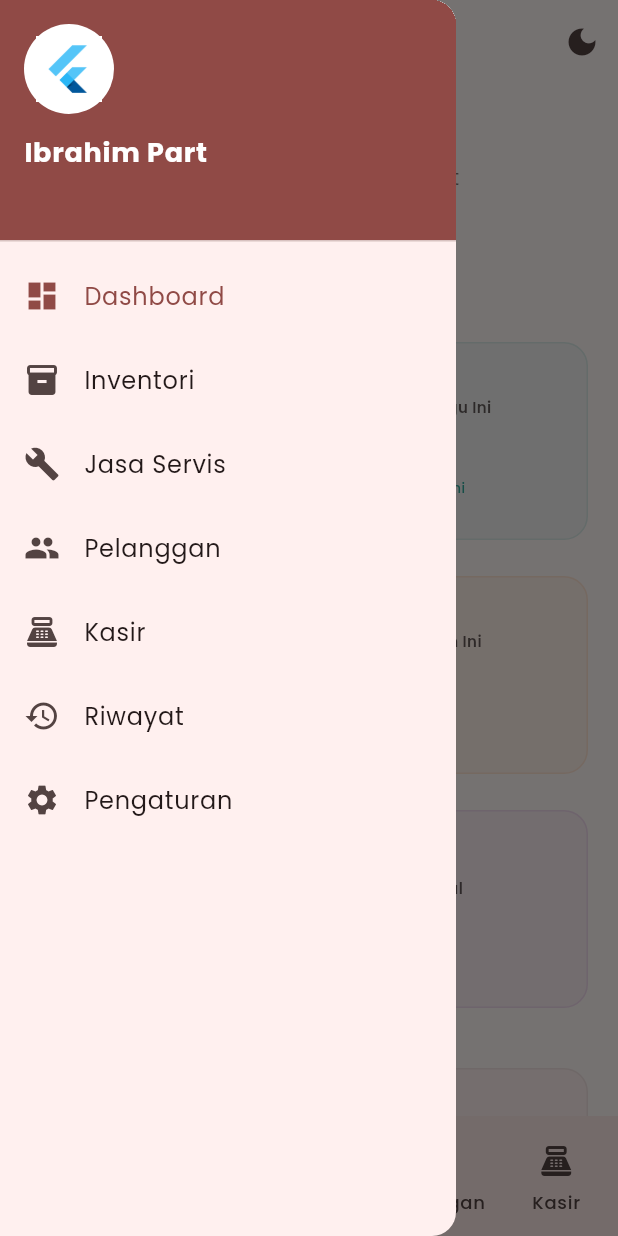
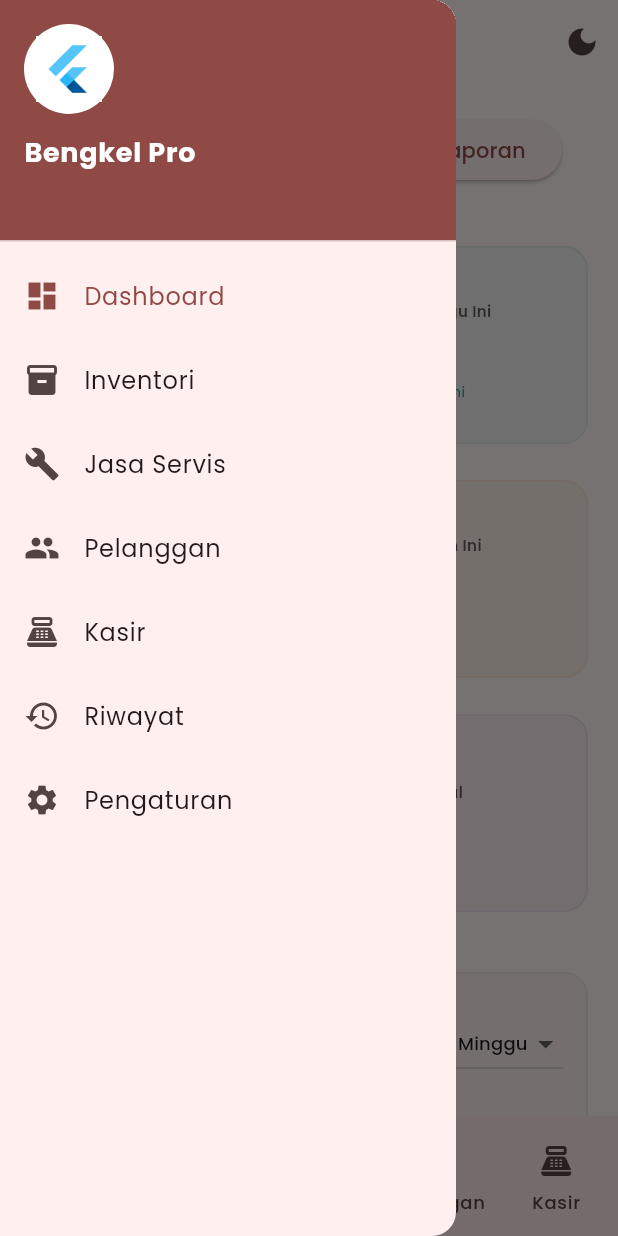
Before and after one commit to mountalgoid/kasirmotor, a Flutter app: the screen it shows after launch, with the side drawer open, on a phone screen of 412 x 824 dp. Run offline on Flutter 3.47's test engine with Material 3 defaults, Android fonts, the phone set to English and light mode, and no system bars; our stand-ins replace fl_chart, google_fonts, image_picker, pdf, printing, shared_preferences; accounts and stored records are empty.

Commit message:
feat: enhance dashboard metrics and implement "Bengkel Pro" branding
- Updated Dashboard cards with real-time Cash vs. Transfer breakdowns and average transaction values.
- Rebranded application from "Ibrahim Part" to "Bengkel Pro" across Splash, AppBar, and Sidebar.
- Integrated official logo asset in branding elements.
- Improved mobile responsiveness for all data tables using nested scroll views.
- Fixed missing customer selector in mobile cashier cart.
- Updated widget tests to reflect branding changes.

Co-authored-by: mountalgoid <255327229+mountalgoid@users.noreply.github.com>

```diff
--- a/lib/main.dart
+++ b/lib/main.dart
@@ -24,7 +24,7 @@ class BengkelProApp extends StatelessWidget {
       child: Consumer<ThemeProvider>(
         builder: (context, themeProvider, child) {
           return MaterialApp(
-            title: 'Ibrahim Part',
+            title: 'Bengkel Pro',
             debugShowCheckedModeBanner: false,
             themeMode: themeProvider.themeMode,
             theme: ThemeData(
--- a/lib/pages/cashier_page.dart
+++ b/lib/pages/cashier_page.dart
@@ -44,7 +44,7 @@ class _CashierPageState extends State<CashierPage> {
 
     return Scaffold(
       appBar: AppBar(
-        title: Text(isMobile ? 'Kasir' : 'Kasir Ibrahim Part'),
+        title: Text(isMobile ? 'Kasir' : 'Sistem Kasir'),
         actions: [
           IconButton(
             icon: const Icon(Icons.person_add_alt_1),
--- a/lib/pages/inventory_page.dart
+++ b/lib/pages/inventory_page.dart
@@ -37,7 +37,7 @@ class _InventoryPageState extends State<InventoryPage> {
 
     return Scaffold(
       appBar: AppBar(
-        title: const Text('Manajemen Stok Ibrahim Part'),
+        title: const Text('Manajemen Stok'),
         actions: [
           Padding(
             padding: const EdgeInsets.only(right: 16.0),
--- a/lib/pages/service_management_page.dart
+++ b/lib/pages/service_management_page.dart
@@ -26,7 +26,7 @@ class _ServiceManagementPageState extends State<ServiceManagementPage> {
 
     return Scaffold(
       appBar: AppBar(
-        title: const Text('Jasa Servis Ibrahim Part'),
+        title: const Text('Layanan Jasa'),
         actions: [
           Padding(
             padding: const EdgeInsets.only(right: 16.0),
--- a/lib/pages/splash_screen.dart
+++ b/lib/pages/splash_screen.dart
@@ -86,7 +86,7 @@ class _SplashScreenState extends State<SplashScreen> with SingleTickerProviderSt
                     ),
                     const SizedBox(height: 32),
                     Text(
-                      'Ibrahim Part',
+                      'Bengkel Pro',
                       style: GoogleFonts.poppins(
                         fontSize: 32,
                         fontWeight: FontWeight.bold,
@@ -103,7 +103,7 @@ class _SplashScreenState extends State<SplashScreen> with SingleTickerProviderSt
                     ),
                     const SizedBox(height: 8),
                     Text(
-                      'Solusi Suku Cadang Terpercaya',
+                      'Sistem Manajemen Bengkel Modern',
                       style: GoogleFonts.poppins(
                         fontSize: 16,
                         color: isDark ? Theme.of(context).colorScheme.onSurface.withOpacity(0.7) : Colors.white70,
--- a/lib/widgets/dashboard_home.dart
+++ b/lib/widgets/dashboard_home.dart
@@ -57,6 +57,14 @@ class _DashboardHomeState extends State<DashboardHome> {
     double todayProfit = todayTransactions.fold(0, (sum, tx) => sum + tx.totalProfit);
     int todayCount = todayTransactions.length;
 
+    double todayCashRevenue = todayTransactions
+        .where((tx) => tx.paymentMethod == PaymentMethod.cash)
+        .fold(0, (sum, tx) => sum + tx.totalAmount);
+    double todayTransferRevenue = todayTransactions
+        .where((tx) => tx.paymentMethod == PaymentMethod.transfer)
+        .fold(0, (sum, tx) => sum + tx.totalAmount);
+    double todayAvgTransactionValue = todayCount > 0 ? todayRevenue / todayCount : 0;
+
     double weekRevenue = weekTransactions.fold(0, (sum, tx) => sum + tx.totalAmount);
     double monthRevenue = monthTransactions.fold(0, (sum, tx) => sum + tx.totalAmount);
     double yearRevenue = yearTransactions.fold(0, (sum, tx) => sum + tx.totalAmount);
@@ -85,7 +93,7 @@ class _DashboardHomeState extends State<DashboardHome> {
                   crossAxisAlignment: CrossAxisAlignment.start,
                   children: [
                     Text('Dashboard', style: Theme.of(context).textTheme.headlineMedium?.copyWith(fontWeight: FontWeight.bold)),
-                    Text('Selamat datang kembali di Ibrahim Part', style: TextStyle(color: Theme.of(context).colorScheme.onSurface.withOpacity(0.6))),
+                    Text('Analisis Bisnis Realtime', style: TextStyle(color: Theme.of(context).colorScheme.onSurface.withOpacity(0.6))),
                   ],
                 ),
                 ElevatedButton.icon(
@@ -114,7 +122,7 @@ class _DashboardHomeState extends State<DashboardHome> {
                       currencyFormat.format(todayRevenue),
                       Icons.today,
                       Colors.green,
-                      subtitle: 'Laba: ${currencyFormat.format(todayProfit)}',
+                      subtitle: 'Cash: ${currencyFormat.format(todayCashRevenue)} | Trf: ${currencyFormat.format(todayTransferRevenue)}',
                       trend: revenueTrend,
                       onTap: () => _showRevenueDetails(context, provider, currencyFormat),
                     ),
@@ -151,7 +159,7 @@ class _DashboardHomeState extends State<DashboardHome> {
                       '$todayCount Transaksi',
                       Icons.shopping_cart,
                       Colors.blue,
-                      subtitle: 'Total: ${provider.transactions.length}',
+                      subtitle: 'Rata-rata: ${currencyFormat.format(todayAvgTransactionValue)}',
                       onTap: () => _showTransactionDetails(context, provider, currencyFormat),
                     ),
                     _buildStatCard(context, 'Terjual', totalPartsSold.toString(), Icons.assignment_turned_in, Colors.purple, onTap: () => _showItemsSoldDetails(context, provider, currencyFormat)),
--- a/lib/widgets/responsive_wrapper.dart
+++ b/lib/widgets/responsive_wrapper.dart
@@ -39,7 +39,7 @@ class _ResponsiveWrapperState extends State<ResponsiveWrapper> {
     return Scaffold(
       appBar: isMobile
           ? AppBar(
-              title: const Text('Ibrahim Part'),
+              title: Image.asset('assets/images/logo.png', height: 40),
               actions: [
                 IconButton(
                   icon: Icon(themeProvider.themeMode == ThemeMode.light ? Icons.dark_mode : Icons.light_mode),
@@ -68,7 +68,7 @@ class _ResponsiveWrapperState extends State<ResponsiveWrapper> {
                         ),
                         const SizedBox(height: 12),
                         Text(
-                          'Ibrahim Part',
+                          'Bengkel Pro',
                           style: TextStyle(color: Theme.of(context).colorScheme.onPrimary, fontSize: 18, fontWeight: FontWeight.bold)
                         ),
                       ],
```
Also changed, not shown: 1 other file.
